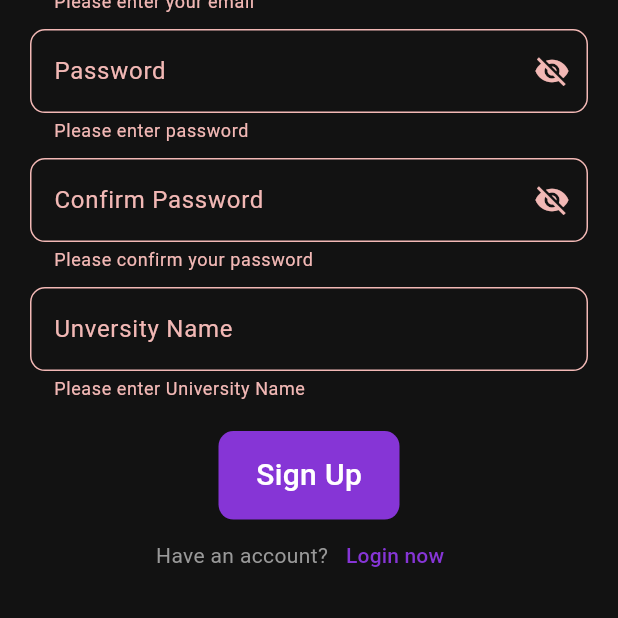
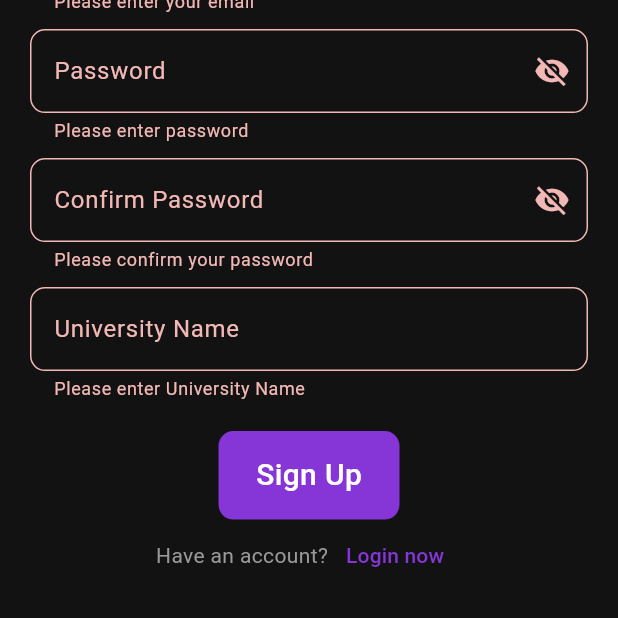
Before and after one commit to Mcproking/applanner-MAE, a Flutter app: the SignUpPage screen opened directly, after a tap on "Sign Up", on a phone screen of 412 x 824 dp, the part 618-1236 px from its top. Run offline on Flutter 3.47's test engine with Material 3 defaults, Android fonts, the phone set to English and light mode, and no system bars; our stand-ins replace cloud_firestore, firebase_auth, firebase_core; accounts and stored records are empty.

Commit message:
Update signup.dart: Change Unversity -> University

```diff
--- a/lib/auth/signup.dart
+++ b/lib/auth/signup.dart
@@ -181,7 +181,7 @@ class _SignUpPageState extends State<SignUpPage> {
                     TextFormField(
                       controller: _universityNameController,
                       decoration: InputDecoration(
-                        labelText: 'Unversity Name',
+                        labelText: 'University Name',
                         border: OutlineInputBorder(
                           borderRadius: BorderRadius.circular(10),
                         ),
```
